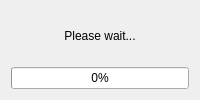
The window that progress_dialog.ui (skardum/invoices-reader) describes before a commit, drawn with Qt 5.
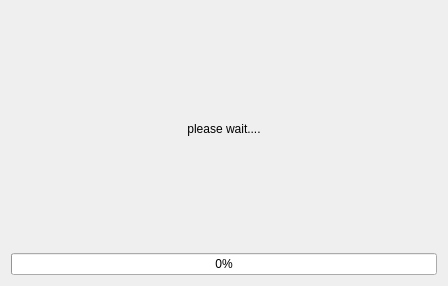
The same window after the commit.

What changed in the file:
```diff
--- a/progress_dialog.ui
+++ b/progress_dialog.ui
@@ -6,8 +6,8 @@
    <rect>
     <x>0</x>
     <y>0</y>
-    <width>200</width>
-    <height>100</height>
+    <width>448</width>
+    <height>286</height>
    </rect>
   </property>
   <property name="windowTitle">
@@ -17,7 +17,7 @@
    <item>
     <widget class="QLabel" name="messageLabel">
      <property name="text">
-      <string>Please wait...</string>
+      <string>please wait....</string>
      </property>
      <property name="alignment">
       <set>Qt::AlignCenter</set>
```
Left out of the diff: 2 changed lines with no effect on the pictures.
